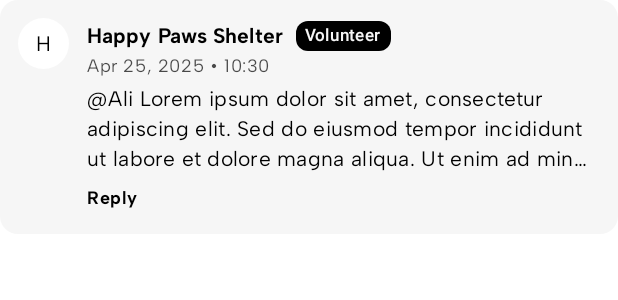
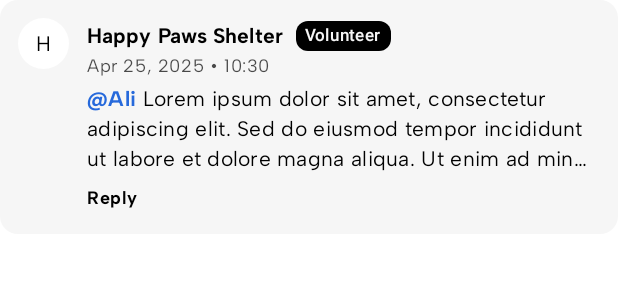
Before and after one commit to novandi18/petster, an Android app built with Jetpack Compose: the @Preview function PreviewPostCommentCard, on a phone screen of 412 x 824 dp. Shown: the top 300 px of the screen. Run offline under Robolectric (Android 15) with nearby library versions, the phone set to English and light mode, and no system bars; our stand-ins replace Firebase (no records; nobody signed in at launch, a user with empty details on screens opened directly).

Commit message:
feat: Highlight reply author in comment display

```diff
--- a/app/src/main/java/com/novandiramadhan/petster/presentation/components/PostCommentCard.kt
+++ b/app/src/main/java/com/novandiramadhan/petster/presentation/components/PostCommentCard.kt
@@ -61,6 +61,7 @@ fun PostCommentCard(
     var canExpand by remember { mutableStateOf(false) }
 
     val showMoreText = stringResource(if (isExpanded) R.string.show_less else R.string.show_more)
+    val isReply = !replyAuthorName.isNullOrBlank()
 
     Card(
         modifier = Modifier.fillMaxWidth(),
@@ -125,10 +126,19 @@ fun PostCommentCard(
 
                 Box(modifier = Modifier.padding(top = 4.dp, end = 6.dp)) {
                     Column {
-                        val prefix = if (replyAuthorName.isNullOrBlank()) "" else "@$replyAuthorName "
                         Text(
                             text = buildAnnotatedString {
-                                append(prefix + commentText)
+                                if (isReply) {
+                                    withStyle(
+                                        style = SpanStyle(
+                                            color = Blue,
+                                            fontWeight = FontWeight.Bold
+                                        )
+                                    ) {
+                                        append("@$replyAuthorName ")
+                                    }
+                                }
+                                append(commentText)
                                 if (canExpand) {
                                     append(" ")
                                     withStyle(
```
